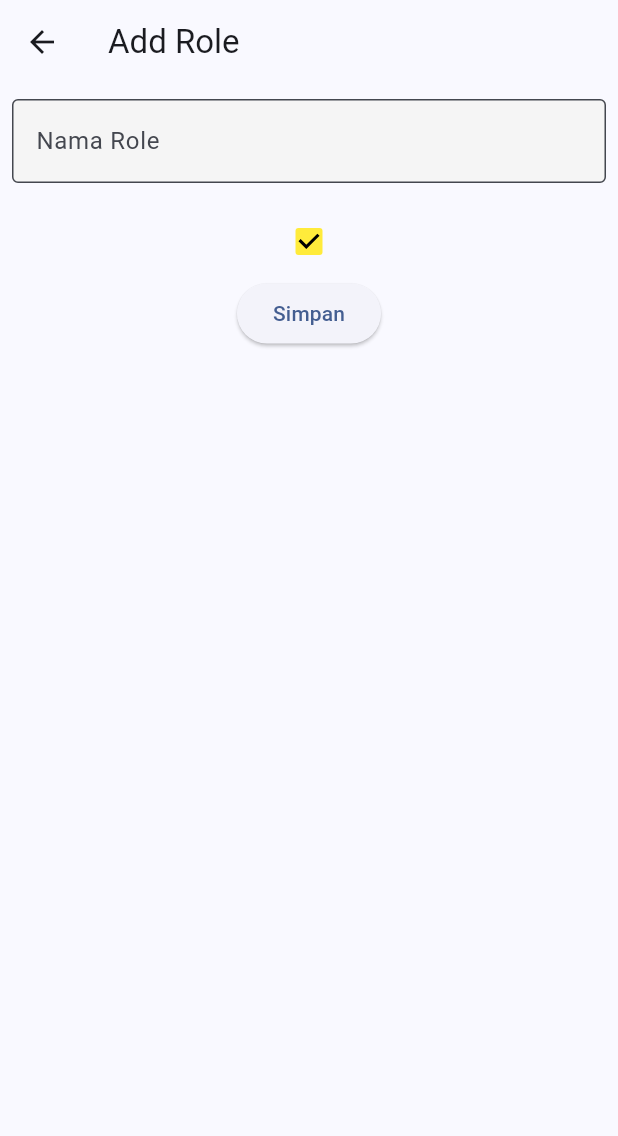
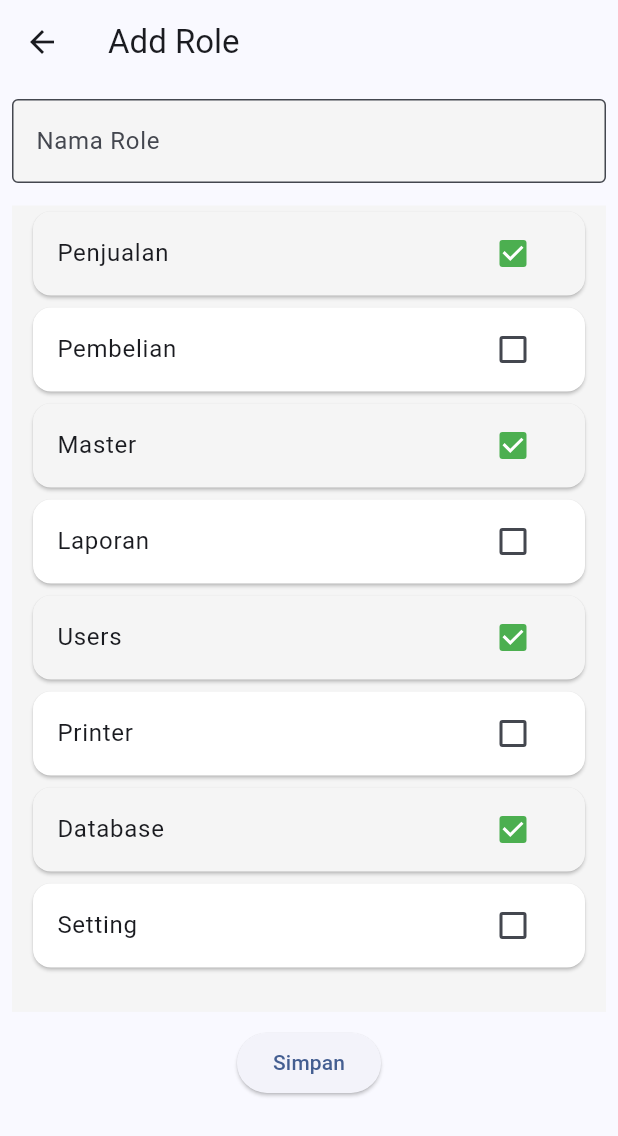
Before and after one commit to olizyusuf/livia-pos, a Flutter app: the RoleScreen screen opened by its route, after a tap on "Tambah", on a phone screen of 412 x 824 dp. Shown: the top 1136 px of the screen. Run offline on Flutter 3.47's test engine with Material 3 defaults, Android fonts, the phone set to English and light mode, and no system bars.

Commit message:
design role screen

```diff
--- a/lib/screen/add_role_screen.dart
+++ b/lib/screen/add_role_screen.dart
@@ -8,6 +8,17 @@ class AddRoleScreen extends StatelessWidget {
   @override
   Widget build(BuildContext context) {
     String title = "Add Role";
+
+    List<String> menus = [
+      "Penjualan",
+      "Pembelian",
+      "Master",
+      "Laporan",
+      "Users",
+      "Printer",
+      "Database",
+      "Setting"
+    ];
 
     DisplayHelper displayHelper = DisplayHelper();
 
@@ -38,11 +49,30 @@ class AddRoleScreen extends StatelessWidget {
               const SizedBox(
                 height: 15.0,
               ),
-              Checkbox(
-                activeColor: Colors.yellow,
-                checkColor: Colors.black,
-                value: true,
-                onChanged: (newValue) {},
+              Container(
+                color: Colors.grey[100],
+                padding: const EdgeInsets.only(left: 10.0, right: 10.0),
+                height: displayHelper.heightDp(context) * 0.7,
+                child: ListView.builder(
+                  itemCount: menus.length,
+                  itemBuilder: (context, index) {
+                    return Card(
+                      color: index % 2 == 0 ? Colors.grey[100] : Colors.white,
+                      child: ListTile(
+                        title: Text(menus[index]),
+                        trailing: Checkbox(
+                          activeColor: Colors.green,
+                          checkColor: Colors.white,
+                          value: index % 2 == 0 ? true : false,
+                          onChanged: (newValue) {},
+                        ),
+                      ),
+                    );
+                  },
+                ),
+              ),
+              const SizedBox(
+                height: 10.0,
               ),
               ElevatedButton(
                 onPressed: () {},
--- a/lib/screen/main_screen.dart
+++ b/lib/screen/main_screen.dart
@@ -38,7 +38,7 @@ class MainScreen extends StatelessWidget {
             const SizedBox(
               height: 90,
               child: DrawerHeader(
-                  decoration: BoxDecoration(color: Colors.blue),
+                  decoration: BoxDecoration(color: Colors.grey),
                   child: Column(
                     crossAxisAlignment: CrossAxisAlignment.start,
                     children: [
--- a/lib/screen/role_screen.dart
+++ b/lib/screen/role_screen.dart
@@ -45,7 +45,7 @@ class RoleScreen extends StatelessWidget {
             ),
             Expanded(
               child: ListView.builder(
-                itemCount: 10,
+                itemCount: 3,
                 itemBuilder: (context, index) {
                   return ListTile(
                     title: Text("Administrator ${index.toString()}"),
```
